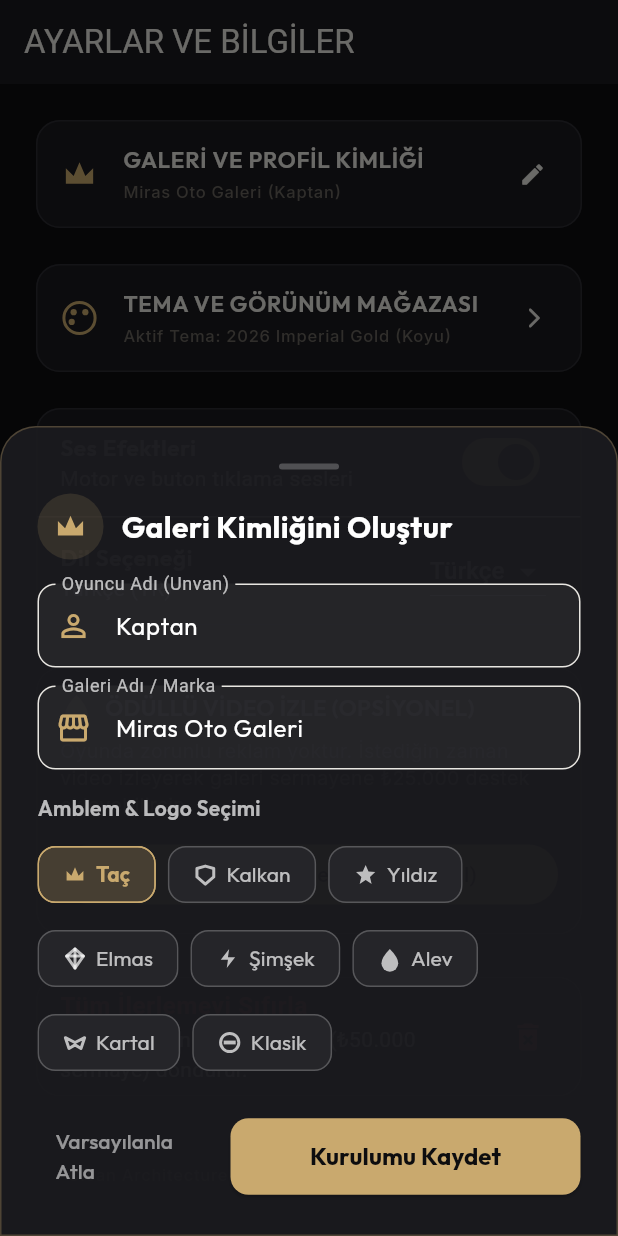
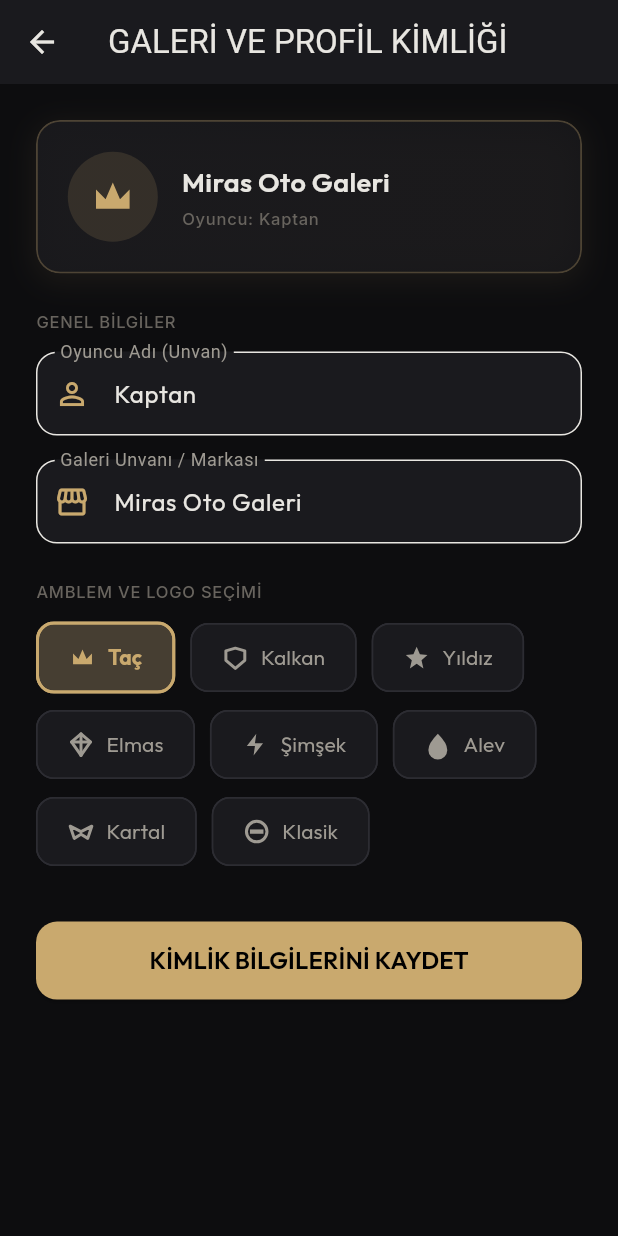
Before and after one commit to balax-studio/galeriden, a Flutter app: the SettingsScreen screen opened by its route, after a tap on "GALERİ VE PROFİL KİMLİĞİ", on a phone screen of 412 x 824 dp. Run offline on Flutter 3.47's test engine with Material 3 defaults, Android fonts, the phone set to English and light mode, and no system bars; our stand-ins replace flutter_riverpod, go_router, google_fonts, shared_preferences; accounts and stored records are empty.

Commit message:
feat: convert identity setup & theme store into dedicated full sub-pages

```diff
--- a/lib/app/router.dart
+++ b/lib/app/router.dart
@@ -13,12 +13,23 @@ import '../presentation/screens/auction/auction_screen.dart';
 import '../presentation/screens/branch/branch_screen.dart';
 import '../presentation/screens/character/character_growth_screen.dart';
 
+import '../presentation/screens/settings/dealership_identity_screen.dart';
+import '../presentation/screens/settings/theme_store_screen.dart';
+
 final appRouter = GoRouter(
   initialLocation: '/onboarding',
   routes: [
     GoRoute(
       path: '/onboarding',
       builder: (context, state) => const OnboardingScreen(),
+    ),
+    GoRoute(
+      path: '/dealership-identity',
+      builder: (context, state) => const DealershipIdentityScreen(),
+    ),
+    GoRoute(
+      path: '/theme-store',
+      builder: (context, state) => const ThemeStoreScreen(),
     ),
     GoRoute(
       path: '/character-growth',
--- /dev/null
+++ b/lib/presentation/screens/settings/dealership_identity_screen.dart
@@ -0,0 +1,245 @@
+import 'package:flutter/material.dart';
+import 'package:flutter_riverpod/flutter_riverpod.dart';
+import 'package:go_router/go_router.dart';
+import 'package:google_fonts/google_fonts.dart';
+
+import '../../../core/theme/app_theme_extension.dart';
+import '../../../core/theme/app_typography.dart';
+import '../../providers/game_provider.dart';
+import '../../widgets/app_glass_container.dart';
+import '../../widgets/app_vector_icons.dart';
+
+class DealershipIdentityScreen extends ConsumerStatefulWidget {
+  const DealershipIdentityScreen({super.key});
+
+  @override
+  ConsumerState<DealershipIdentityScreen> createState() => _DealershipIdentityScreenState();
+}
+
+class _DealershipIdentityScreenState extends ConsumerState<DealershipIdentityScreen> {
+  late TextEditingController _nameController;
+  late TextEditingController _galleryController;
+  late String _selectedEmblem;
+
+  final List<Map<String, String>> _emblems = const [
+    {'id': 'crown', 'name': 'Taç'},
+    {'id': 'shield', 'name': 'Kalkan'},
+    {'id': 'star', 'name': 'Yıldız'},
+    {'id': 'rare', 'name': 'Elmas'},
+    {'id': 'flash', 'name': 'Şimşek'},
+    {'id': 'streak', 'name': 'Alev'},
+    {'id': 'eagle', 'name': 'Kartal'},
+    {'id': 'vintage', 'name': 'Klasik'},
+  ];
+
+  @override
+  void initState() {
+    super.initState();
+    final state = ref.read(gameProvider);
+    _nameController = TextEditingController(text: state.playerName);
+    _galleryController = TextEditingController(text: state.dealershipName);
+    _selectedEmblem = state.logoEmblemId;
+  }
+
+  @override
+  void dispose() {
+    _nameController.dispose();
+    _galleryController.dispose();
+    super.dispose();
+  }
+
+  void _saveIdentity() {
+    final newPlayerName = _nameController.text.trim().isEmpty ? 'Kaptan' : _nameController.text.trim();
+    final newGalleryName = _galleryController.text.trim().isEmpty ? 'Miras Oto Galeri' : _galleryController.text.trim();
+
+    ref.read(gameProvider.notifier).updateDealershipIdentity(
+      playerName: newPlayerName,
+      dealershipName: newGalleryName,
+      logoEmblemId: _selectedEmblem,
+    );
+
+    ScaffoldMessenger.of(context).showSnackBar(
+      const SnackBar(content: Text('Galeri ve profil bilgileri başarıyla kaydedildi!')),
+    );
+
+    if (context.canPop()) {
+      context.pop();
+    } else {
+      context.go('/dashboard');
+    }
+  }
+
+  @override
+  Widget build(BuildContext context) {
+    final themeExt = Theme.of(context).extension<AppThemeExtension>()!;
+    final p = themeExt.palette;
+
+    return Scaffold(
+      appBar: AppBar(
+        title: const Text('GALERİ VE PROFİL KİMLİĞİ'),
+      ),
+      body: SingleChildScrollView(
+        padding: const EdgeInsets.all(24.0),
+        child: Column(
+          crossAxisAlignment: CrossAxisAlignment.start,
+          children: [
+            // Preview Card
+            AppGlassContainer(
+              padding: const EdgeInsets.all(20),
+              child: Row(
+                children: [
+                  Container(
+                    padding: const EdgeInsets.all(14),
+                    decoration: BoxDecoration(
+                      color: p.primaryColor.withValues(alpha: 0.15),
+                      shape: BoxShape.circle,
+                    ),
+                    child: VectorIconWidget(
+                      type: _selectedEmblem,
+                      color: p.primaryColor,
+                      size: 32,
+                    ),
+                  ),
+                  const SizedBox(width: 16),
+                  Expanded(
+                    child: Column(
+                      crossAxisAlignment: CrossAxisAlignment.start,
+                      children: [
+                        Text(
+                          _galleryController.text.trim().isEmpty ? 'Miras Oto Galeri' : _galleryController.text.trim(),
+                          style: AppTypography.titleLarge(p.isDark).copyWith(fontSize: 18),
+                          overflow: TextOverflow.ellipsis,
+                        ),
+                        const SizedBox(height: 4),
+                        Text(
+                          'Oyuncu: ${_nameController.text.trim().isEmpty ? 'Kaptan' : _nameController.text.trim()}',
+                          style: AppTypography.labelSmall(p.isDark),
+                        ),
+                      ],
+                    ),
+                  ),
+                ],
+              ),
+            ),
+            const SizedBox(height: 24),
+
+            Text('GENEL BİLGİLER', style: AppTypography.labelSmall(p.isDark)),
+            const SizedBox(height: 12),
+
+            // Player Name Field
+            TextField(
+              controller: _nameController,
+              onChanged: (_) => setState(() {}),
+              style: GoogleFonts.outfit(color: p.textPrimaryColor),
+              decoration: InputDecoration(
+                labelText: 'Oyuncu Adı (Unvan)',
+                labelStyle: TextStyle(color: p.textSecondaryColor),
+                prefixIcon: Icon(Icons.person_outline, color: p.primaryColor),
+                filled: true,
+                fillColor: p.surfaceColor,
+                border: OutlineInputBorder(
+                  borderRadius: BorderRadius.circular(14),
+                  borderSide: BorderSide(color: p.surfaceBorderColor),
+                ),
+                focusedBorder: OutlineInputBorder(
+                  borderRadius: BorderRadius.circular(14),
+                  borderSide: BorderSide(color: p.primaryColor),
+                ),
+              ),
+            ),
+            const SizedBox(height: 16),
+
+            // Gallery Name Field
+            TextField(
+              controller: _galleryController,
+              onChanged: (_) => setState(() {}),
+              style: GoogleFonts.outfit(color: p.textPrimaryColor),
+              decoration: InputDecoration(
+                labelText: 'Galeri Unvanı / Markası',
+                labelStyle: TextStyle(color: p.textSecondaryColor),
+                prefixIcon: Icon(Icons.storefront_outlined, color: p.primaryColor),
+                filled: true,
+                fillColor: p.surfaceColor,
+                border: OutlineInputBorder(
+                  borderRadius: BorderRadius.circular(14),
+                  borderSide: BorderSide(color: p.surfaceBorderColor),
+                ),
+                focusedBorder: OutlineInputBorder(
+                  borderRadius: BorderRadius.circular(14),
+                  borderSide: BorderSide(color: p.primaryColor),
+                ),
+              ),
+            ),
+            const SizedBox(height: 24),
+
+            Text('AMBLEM VE LOGO SEÇİMİ', style: AppTypography.labelSmall(p.isDark)),
+            const SizedBox(height: 12),
+
+            Wrap(
+              spacing: 10,
+              runSpacing: 10,
+              children: _emblems.map((e) {
+                final isSelected = _selectedEmblem == e['id'];
+                return ChoiceChip(
+                  showCheckmark: false,
+                  selected: isSelected,
+                  backgroundColor: p.surfaceColor,
+                  selectedColor: p.primaryColor.withValues(alpha: 0.25),
+                  shape: RoundedRectangleBorder(
+                    borderRadius: BorderRadius.circular(12),
+                    side: BorderSide(
+                      color: isSelected ? p.primaryColor : p.surfaceBorderColor,
+                      width: isSelected ? 2 : 1,
+                    ),
+                  ),
+                  label: Padding(
+                    padding: const EdgeInsets.symmetric(horizontal: 4, vertical: 4),
+                    child: Row(
+                      mainAxisSize: MainAxisSize.min,
+                      children: [
+                        VectorIconWidget(
+                          type: e['id']!,
+                          color: isSelected ? p.primaryColor : p.textSecondaryColor,
+                          size: 18,
+                        ),
+                        const SizedBox(width: 8),
+                        Text(
+                          e['name']!,
+                          style: GoogleFonts.outfit(
+                            color: isSelected ? p.primaryColor : p.textSecondaryColor,
+                            fontWeight: isSelected ? FontWeight.bold : FontWeight.normal,
+                          ),
+                        ),
+                      ],
+                    ),
+                  ),
+                  onSelected: (_) => setState(() => _selectedEmblem = e['id']!),
+                );
+              }).toList(),
+            ),
+
+            const SizedBox(height: 36),
+            SizedBox(
+              width: double.infinity,
+              height: 52,
+              child: ElevatedButton(
+                style: ElevatedButton.styleFrom(
+                  backgroundColor: p.primaryColor,
+                  foregroundColor: Colors.black,
+                  shape: RoundedRectangleBorder(
+                    borderRadius: BorderRadius.circular(14),
+                  ),
+                ),
+                onPressed: _saveIdentity,
+                child: Text(
+                  'KİMLİK BİLGİLERİNİ KAYDET',
+                  style: AppTypography.titleLarge(false).copyWith(fontSize: 16, color: Colors.black),
+                ),
+              ),
+            ),
+          ],
+        ),
+      ),
+    );
+  }
+}
--- a/lib/presentation/screens/settings/settings_screen.dart
+++ b/lib/presentation/screens/settings/settings_screen.dart
@@ -6,8 +6,7 @@ import '../../../core/theme/app_typography.dart';
 import '../../providers/game_provider.dart';
 import '../../providers/settings_provider.dart';
 import '../../widgets/app_vector_icons.dart';
-import '../../widgets/dealership_setup_sheet.dart';
-import 'theme_store_sheet.dart';
+import 'package:go_router/go_router.dart';
 
 class SettingsScreen extends ConsumerWidget {
   const SettingsScreen({super.key});
@@ -32,8 +31,8 @@ class SettingsScreen extends ConsumerWidget {
               leading: VectorIconWidget(type: game.logoEmblemId, color: p.primaryColor, size: 26),
               title: Text('GALERİ VE PROFİL KİMLİĞİ', style: AppTypography.titleLarge(p.isDark).copyWith(fontSize: 15)),
               subtitle: Text('${game.dealershipName} (${game.playerName})', style: AppTypography.labelSmall(p.isDark)),
-              trailing: const Icon(Icons.edit_rounded, size: 18),
-              onTap: () => DealershipSetupSheet.show(context),
+              trailing: const Icon(Icons.chevron_right_rounded, size: 22),
+              onTap: () => context.push('/dealership-identity'),
             ),
           ),
           const SizedBox(height: 16),
@@ -44,15 +43,8 @@ class SettingsScreen extends ConsumerWidget {
               leading: VectorIconWidget(type: 'theme_store', color: p.primaryColor, size: 26),
               title: Text('TEMA VE GÖRÜNÜM MAĞAZASI', style: AppTypography.titleLarge(p.isDark).copyWith(fontSize: 15)),
               subtitle: Text('Aktif Tema: ${p.name}', style: AppTypography.labelSmall(p.isDark)),
-              trailing: const Icon(Icons.arrow_forward_ios_rounded, size: 16),
-              onTap: () {
-                showModalBottomSheet(
-                  context: context,
-                  isScrollControlled: true,
-                  backgroundColor: Colors.transparent,
-                  builder: (context) => const ThemeStoreSheet(),
-                );
-              },
+              trailing: const Icon(Icons.chevron_right_rounded, size: 22),
+              onTap: () => context.push('/theme-store'),
             ),
           ),
           const SizedBox(height: 16),
```
Also changed, not shown: lib/presentation/providers/game_provider.dart (+7 -0 lines), lib/presentation/screens/onboarding/onboarding_screen.dart (+2 -7 lines), lib/presentation/screens/settings/theme_store_screen.dart (added, +141 -0 lines).
